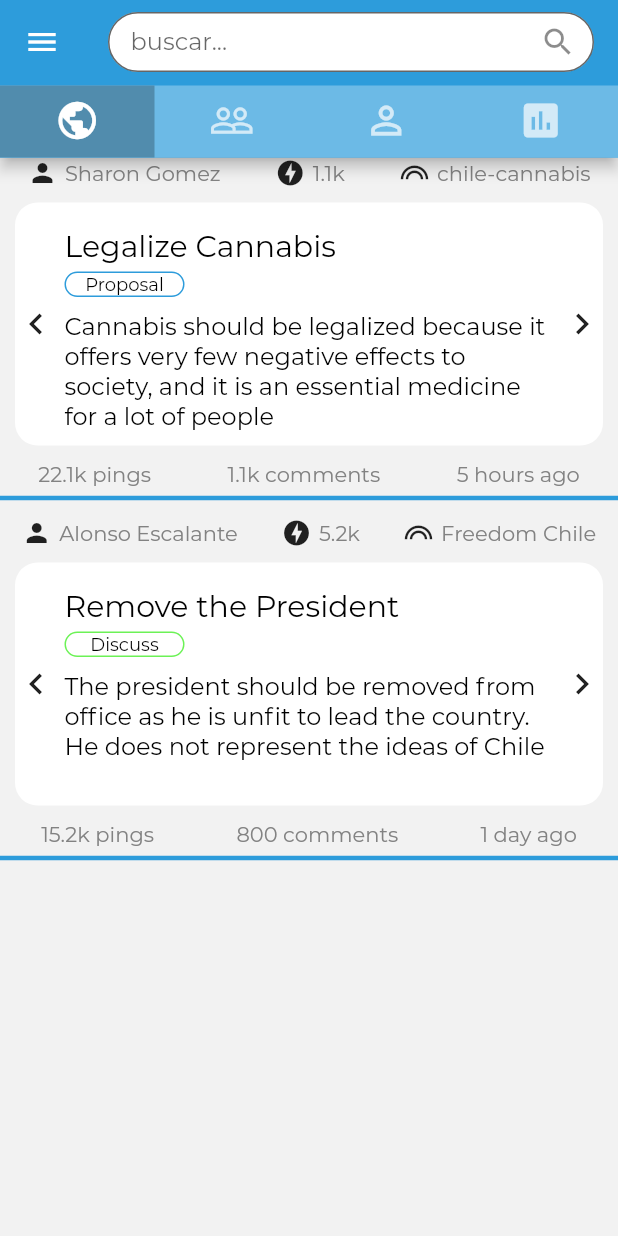
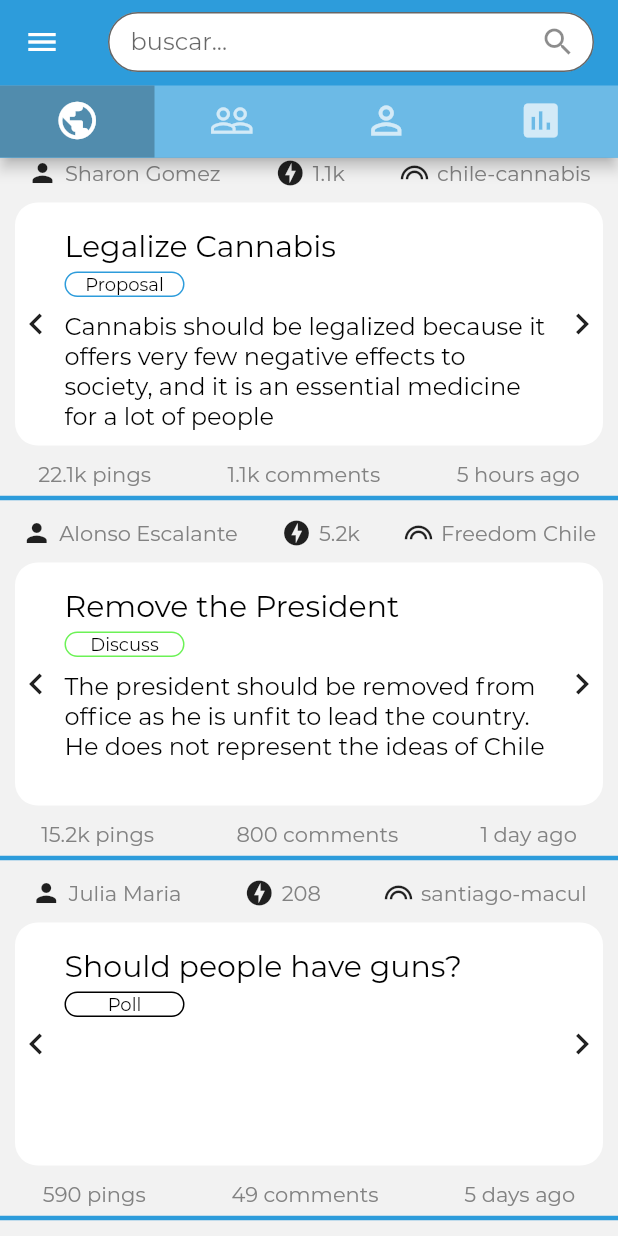
Before and after one commit to benjaminykim/cibic-mobile, a Flutter app: the screen it shows after launch, on a phone screen of 412 x 824 dp. Run offline on Flutter 3.47's test engine with Material 2 defaults, Android fonts, the phone set to English and light mode, and no system bars; project files that could hold a hidden picture were left out.

Commit message:
add discuss card, start poll card

```diff
--- a/lib/widgets/ActivityFeed.dart
+++ b/lib/widgets/ActivityFeed.dart
@@ -27,6 +27,18 @@ class ActivityFeed extends StatelessWidget {
     'dateTime': '1 day',
   };
 
+  final data_2 = {
+    'userName': 'Julia Maria',
+    'cp': '208',
+    'cabildoName': 'santiago-macul',
+    'title': 'Should people have guns?',
+    'label': 'Poll',
+    'text': '',
+    'pingNum': '590',
+    'commentNum': '49',
+    'dateTime': '5 days',
+  };
+
   @override
   Widget build(BuildContext context) {
     return Container(
@@ -35,6 +47,7 @@ class ActivityFeed extends StatelessWidget {
           children: <Widget>[
             ActivityCard(data_0),
             ActivityCard(data_1),
+            ActivityCard(data_2)
           ],
       ),
     );
```
